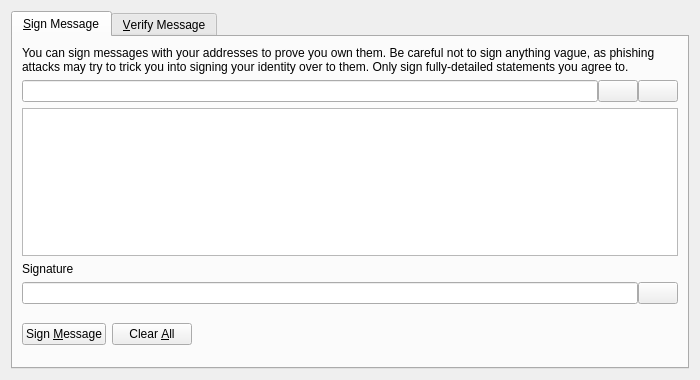
Before: the Qt Designer form src/qt/forms/signverifymessagedialog.ui in ibithub/ibithub, drawn with Qt 5.
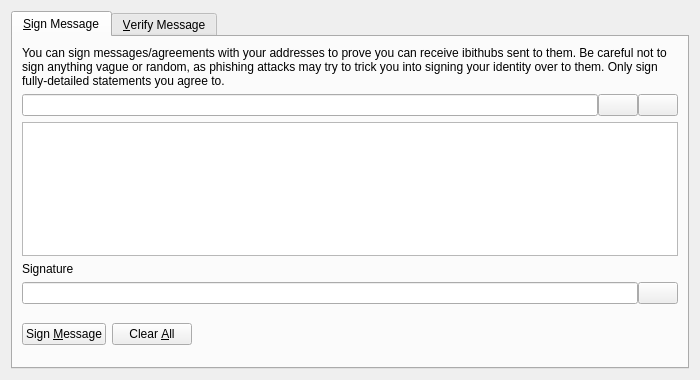
After: the same form once the commit is applied. Icons and pictures are not drawn. Custom widgets are drawn as their Qt base class.

What changed in the file:
```diff
--- a/src/qt/forms/signverifymessagedialog.ui
+++ b/src/qt/forms/signverifymessagedialog.ui
@@ -30,7 +30,7 @@
        <item>
         <widget class="QLabel" name="infoLabel_SM">
          <property name="text">
-          <string>You can sign messages with your addresses to prove you own them. Be careful not to sign anything vague, as phishing attacks may try to trick you into signing your identity over to them. Only sign fully-detailed statements you agree to.</string>
+          <string>You can sign messages/agreements with your addresses to prove you can receive ibithubs sent to them. Be careful not to sign anything vague or random, as phishing attacks may try to trick you into signing your identity over to them. Only sign fully-detailed statements you agree to.</string>
          </property>
          <property name="textFormat">
           <enum>Qt::PlainText</enum>
```
Left out of the diff: 16 changed lines with no effect on the pictures.
